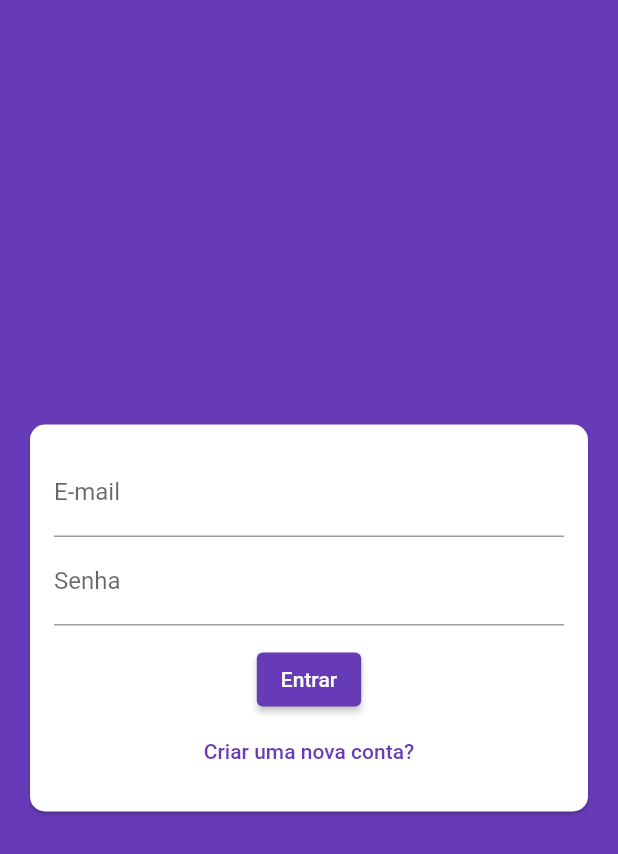
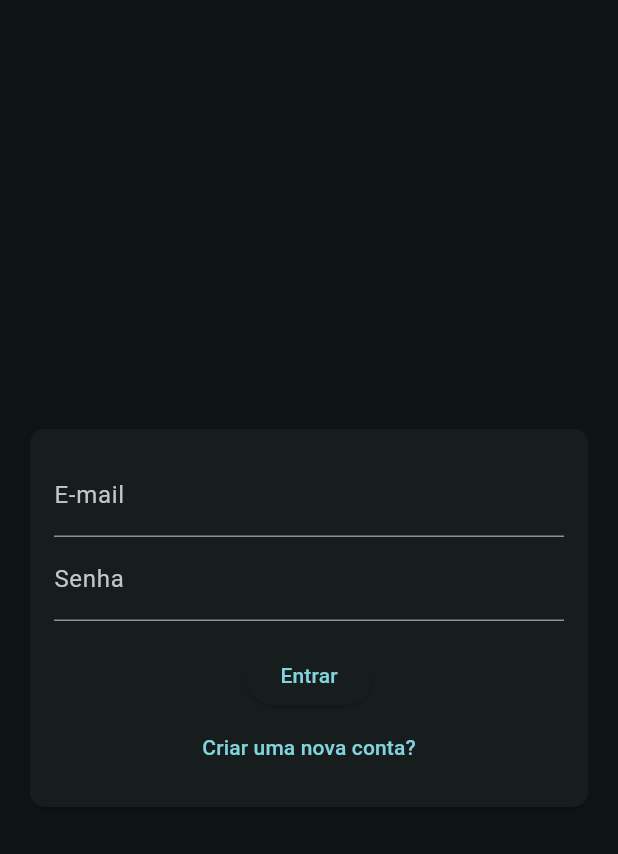
Before and after one commit to John-Rocha/chat-notification, a Flutter app: the screen it shows after launch, on a phone screen of 412 x 824 dp. Shown: the top 854 px of the screen. Run offline on Flutter 3.47's test engine with Material 2 defaults, Android fonts, the phone set to English and light mode, and no system bars; our stand-ins replace cloud_firestore, firebase_auth, firebase_core, firebase_messaging, firebase_storage, image_picker; missing offline and left inert: validatorless; accounts and stored records are empty.

Commit message:
style: change theme

```diff
--- a/lib/main.dart
+++ b/lib/main.dart
@@ -1,3 +1,4 @@
+import 'package:chat_notification/core/services/auth/auth_firebase_service.dart';
 import 'package:chat_notification/core/services/notification/chat_notification_service.dart';
 import 'package:chat_notification/pages/auth_or_app_page.dart';
 import 'package:flutter/material.dart';
@@ -17,13 +18,17 @@ class MyApp extends StatelessWidget {
       providers: [
         ChangeNotifierProvider(
           create: (_) => ChatNotificationService(),
-        )
+        ),
       ],
       child: MaterialApp(
         title: 'Chat Notification',
         debugShowCheckedModeBanner: false,
         theme: ThemeData(
-          primarySwatch: Colors.deepPurple,
+          useMaterial3: true,
+          colorScheme: ColorScheme.fromSeed(
+            seedColor: Color.fromARGB(129, 161, 175, 177),
+            brightness: Brightness.dark,
+          ),
         ),
         home: const AuthOrAppPage(),
       ),
--- a/lib/pages/auth_or_app_page.dart
+++ b/lib/pages/auth_or_app_page.dart
@@ -36,7 +36,11 @@ class AuthOrAppPage extends StatelessWidget {
               if (snapshot.connectionState == ConnectionState.waiting) {
                 return const LoadingPage();
               } else {
-                return snapshot.hasData ? const ChatPage() : const AuthPage();
+                return snapshot.hasData
+                    ? ChatPage(
+                        user: AuthService().currentUser!,
+                      )
+                    : const AuthPage();
               }
             },
           );
```
Also changed, not shown: lib/pages/chat_page.dart (+16 -7 lines), 2 other files.
